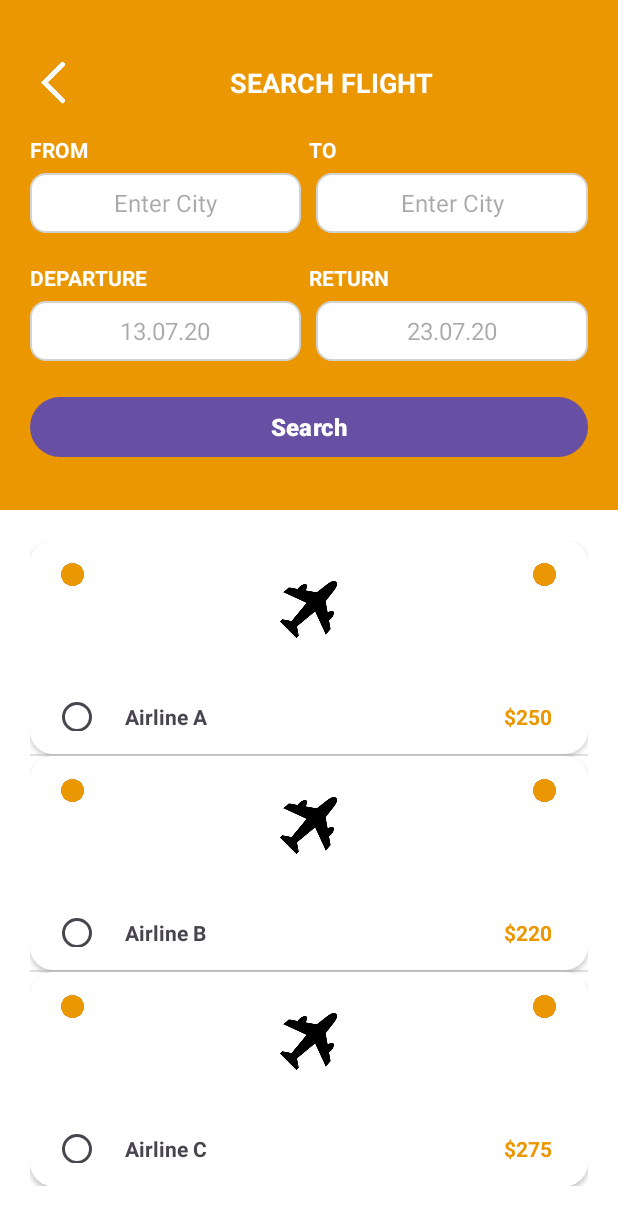
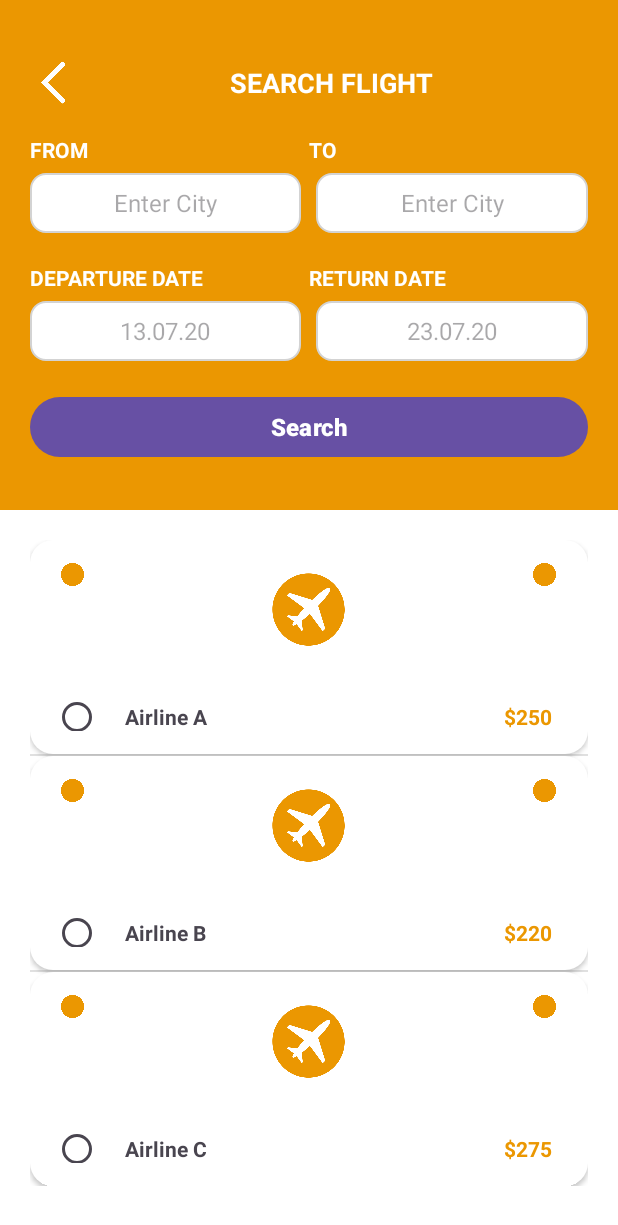
Before and after one commit to okbush/Travel-Mobile-App, an Android app: the SearchActivity screen opened directly, with no data from a screen before it, after a tap on "Search", on a phone screen of 412 x 824 dp. Shown: the top 1225 px of the screen. Run offline under Robolectric (Android 15) with nearby library versions, the phone set to English and light mode, and no system bars.

Commit message:
cleaned ui

```diff
--- a/app/src/main/res/drawable/half_background.xml
+++ b/app/src/main/res/drawable/other_half_background.xml
@@ -1,13 +1,13 @@
 <?xml version="1.0" encoding="utf-8"?>
 <layer-list xmlns:android="http://schemas.android.com/apk/res/android">
 
-    <item android:gravity="bottom">
+    <item android:gravity="top">
         <shape android:shape="rectangle">
             <solid android:color="#eb9701"/>
         </shape>
     </item>
 
-    <item android:top="0dp" android:bottom="280dp">
+    <item android:top="0dp" android:bottom="500dp">
         <shape android:shape="rectangle">
             <solid android:color="#FFFFFF"/>
         </shape>
--- a/app/src/main/res/layout/activity_search.xml
+++ b/app/src/main/res/layout/activity_search.xml
@@ -12,7 +12,6 @@
         android:orientation="vertical"
         android:padding="20dp">
 
-        <!-- Back Button and Title -->
         <LinearLayout
             android:layout_width="match_parent"
             android:layout_height="wrap_content"
@@ -63,7 +62,6 @@
                 android:textStyle="bold" />
         </LinearLayout>
 
-        <!-- Flight Search Inputs -->
         <LinearLayout
             android:layout_width="match_parent"
             android:layout_height="wrap_content"
@@ -106,7 +104,7 @@
                 android:layout_width="0dp"
                 android:layout_height="20dp"
                 android:layout_weight="1"
-                android:text="DEPARTURE"
+                android:text="DEPARTURE DATE"
                 android:textColor="@color/white"
                 android:textSize="14sp"
                 android:textStyle="bold" />
@@ -115,13 +113,12 @@
                 android:layout_width="0dp"
                 android:layout_height="20dp"
                 android:layout_weight="1"
-                android:text="RETURN"
+                android:text="RETURN DATE"
                 android:textColor="@color/white"
                 android:textSize="14sp"
                 android:textStyle="bold" />
         </LinearLayout>
 
-        <!-- Date Selection -->
         <LinearLayout
             android:layout_width="match_parent"
             android:layout_height="wrap_content"
@@ -183,5 +180,5 @@
         android:textColor="@color/white"
         android:textSize="16sp"
         android:textStyle="bold"
-        android:visibility="gone" /> <!-- Initially hidden -->
+        android:visibility="gone" />
 </LinearLayout>
--- a/app/src/main/res/layout/flight_item.xml
+++ b/app/src/main/res/layout/flight_item.xml
@@ -43,7 +43,7 @@
         <ImageView
             android:layout_width="50dp"
             android:layout_height="50dp"
-            android:src="@drawable/plane"/>
+            android:src="@drawable/flight_icon"/>
 
         <LinearLayout
             android:layout_width="140dp"
```
Also changed, not shown: app/src/main/java/ph/edu/usc/surigao_travel/MainActivity.java (+8 -1 lines), app/src/main/java/ph/edu/usc/surigao_travel/SearchActivity.java (+1 -6 lines), app/src/main/res/layout/activity_main.xml (+25 -27 lines), app/src/main/res/drawable/bus_icon.png, app/src/main/res/drawable/flight_icon.png (added), app/src/main/res/drawable/hotel_icon.png, app/src/main/res/drawable/plane.png (deleted), app/src/main/res/drawable/train_icon.png (added), app/src/main/res/drawable/trip_icon.png (added).
